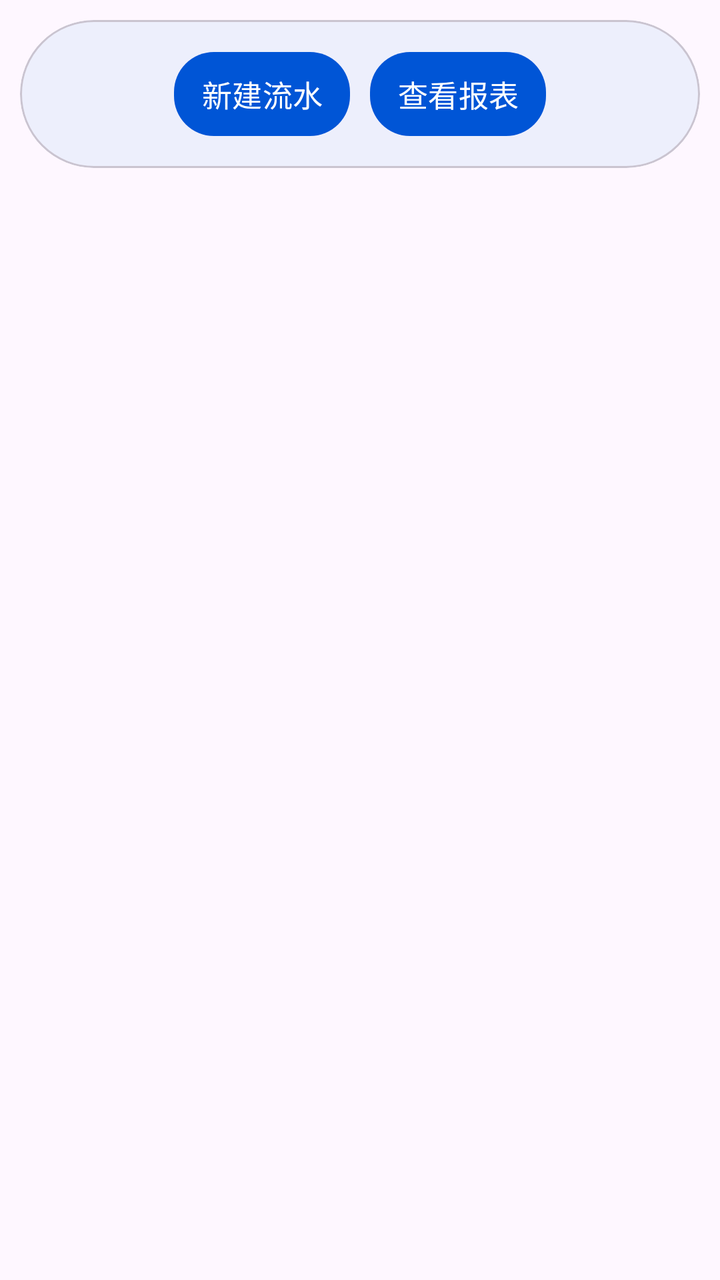
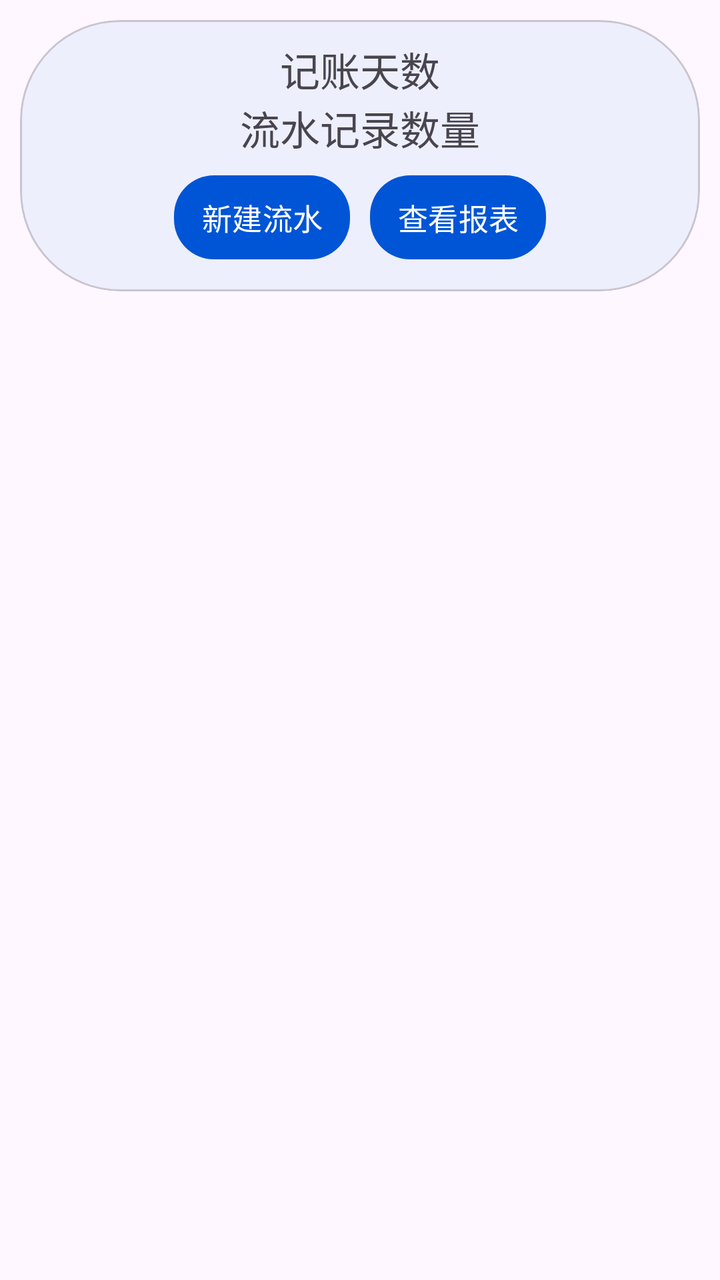

Two renders of the same Android screen: before a commit and after it. Below are the layout's source before the change and the commit's diff.
<!-- AndroidManifest.xml: application theme Theme.ProjectManager -->
<!-- res/layout/fragment_bookkeeping.xml -->
<?xml version="1.0" encoding="utf-8"?>
<LinearLayout xmlns:android="http://schemas.android.com/apk/res/android"
    xmlns:tools="http://schemas.android.com/tools"
    android:id="@+id/bookkeeping_fragment"
    android:layout_width="match_parent"
    android:layout_height="match_parent"
    android:orientation="vertical"
    tools:context=".ui.bookkeeping.BookKeepingFragment">

    
    <com.google.android.material.card.MaterialCardView
        android:id="@+id/btn_card_view"
        style="@style/RoundCardStyle"
        android:layout_width="match_parent"
        android:layout_height="wrap_content">

        <LinearLayout
            android:layout_width="match_parent"
            android:layout_height="wrap_content"
            android:gravity="center"
            android:orientation="horizontal"
            android:padding="7dp">

            <com.google.android.material.button.MaterialButton
                android:id="@+id/new_running_account_btn"
                style="@style/BtnStyle"
                android:layout_width="wrap_content"
                android:layout_height="wrap_content"
                android:text="@string/new_running_account" />

            <com.google.android.material.button.MaterialButton
                android:id="@+id/report_btn"
                style="@style/BtnStyle"
                android:layout_width="wrap_content"
                android:layout_height="wrap_content"
                android:text="@string/check_report" />
        </LinearLayout>
    </com.google.android.material.card.MaterialCardView>

    
    <androidx.recyclerview.widget.RecyclerView
        android:id="@+id/running_account_recycler_view"
        android:layout_width="match_parent"
        android:layout_height="0dp"
        android:layout_marginTop="10dp"
        android:layout_weight="1" />
</LinearLayout>
<!-- resources referenced by this layout -->
<resources>
  <string name="check_report">查看报表</string>
  <string name="new_running_account">新建流水</string>
  <style name="BtnStyle" parent="Widget.Material3.Button">
          <item name="backgroundTint">@color/theme_blue</item>
          <item name="android:textColor">@color/white</item>
          <item name="android:textSize">15sp</item>
          <item name="cornerRadius">20dp</item>
          <item name="android:layout_margin">5dp</item>
          <item name="android:padding">10dp</item>
      </style>
  <style name="RoundCardStyle">
          <item name="cardBackgroundColor">@color/card_background</item>
          <item name="cardCornerRadius">50dp</item>
          <item name="android:layout_margin">10dp</item>
      </style>
  <style name="Theme.ProjectManager" parent="Theme.Material3.DayNight.NoActionBar">
          
          <item name="colorPrimary">@color/theme_blue</item>
          <item name="colorPrimaryVariant">@color/theme_blue_variant</item>
          <item name="colorOnPrimary">@color/white</item>
          
          <item name="colorSecondary">@color/teal_200</item>
          <item name="colorSecondaryVariant">@color/teal_700</item>
          <item name="colorOnSecondary">@color/black</item>
          
          <item name="android:statusBarColor">@color/page_background</item>
          
          <item name="toolbarStyle">@style/ToolBarStyle</item>
          <item name="drawableTint">@color/theme_blue</item>
          <item name="colorControlActivated">@color/theme_blue</item>
          <item name="android:windowLightStatusBar">true</item>
      </style>
  <color name="theme_blue">#0055d6</color>
  <color name="white">#FFFFFFFF</color>
  <color name="card_background">#edeffc</color>
  <color name="theme_blue_variant">#dae1fe</color>
  <color name="teal_200">#FF03DAC5</color>
  <color name="teal_700">#FF018786</color>
  <color name="black">#FF000000</color>
  <color name="page_background">#f9f8fe</color>
  <style name="ToolBarStyle" parent="Widget.Material3.Toolbar">
          <item name="android:background">@color/toolbar_background</item>
          <item name="navigationIconTint">@color/theme_blue</item>
          <item name="contentInsetStart">10dp</item>
          <item name="titleTextAppearance">@style/TitleStyle</item>
      </style>
  <color name="toolbar_background">#ebedfa</color>
  <style name="TitleStyle">
          <item name="android:textSize">23sp</item>
          <item name="android:textColor">@color/black</item>
      </style>
</resources>

<!-- the commit's change to res/layout/fragment_bookkeeping.xml (unified diff, before → after) -->
@@ -17,23 +17,48 @@
         <LinearLayout
             android:layout_width="match_parent"
             android:layout_height="wrap_content"
-            android:gravity="center"
-            android:orientation="horizontal"
-            android:padding="7dp">
+            android:orientation="vertical">
 
-            <com.google.android.material.button.MaterialButton
-                android:id="@+id/new_running_account_btn"
-                style="@style/BtnStyle"
+            <com.google.android.material.textview.MaterialTextView
+                android:id="@+id/bookkeeping_days_text"
+                style="@style/LabelTextViewStyle"
                 android:layout_width="wrap_content"
                 android:layout_height="wrap_content"
-                android:text="@string/new_running_account" />
+                android:layout_gravity="center_horizontal"
+                android:paddingBottom="0sp"
+                android:text="@string/num_of_bookkeeping_days" />
 
-            <com.google.android.material.button.MaterialButton
-                android:id="@+id/report_btn"
-                style="@style/BtnStyle"
+            <com.google.android.material.textview.MaterialTextView
+                android:id="@+id/account_num_text"
+                style="@style/LabelTextViewStyle"
                 android:layout_width="wrap_content"
                 android:layout_height="wrap_content"
-                android:text="@string/check_report" />
+                android:layout_gravity="center_horizontal"
+                android:paddingTop="0sp"
+                android:paddingBottom="0sp"
+                android:text="@string/num_of_running_account" />
+
+            <LinearLayout
+                android:layout_width="match_parent"
+                android:layout_height="wrap_content"
+                android:gravity="center"
+                android:orientation="horizontal"
+                android:paddingBottom="7sp">
+
+                <com.google.android.material.button.MaterialButton
+                    android:id="@+id/new_running_account_btn"
+                    style="@style/BtnStyle"
+                    android:layout_width="wrap_content"
+                    android:layout_height="wrap_content"
+                    android:text="@string/new_running_account" />
+
+                <com.google.android.material.button.MaterialButton
+                    android:id="@+id/report_btn"
+                    style="@style/BtnStyle"
+                    android:layout_width="wrap_content"
+                    android:layout_height="wrap_content"
+                    android:text="@string/check_report" />
+            </LinearLayout>
         </LinearLayout>
     </com.google.android.material.card.MaterialCardView>
 
<!-- resource entries referenced after the edit -->
@@ -2,6 +2,8 @@
 <resources>
   <string name="check_report">查看报表</string>
   <string name="new_running_account">新建流水</string>
+  <string name="num_of_bookkeeping_days">记账天数</string>
+  <string name="num_of_running_account">流水记录数量</string>
   <style name="BtnStyle" parent="Widget.Material3.Button">
           <item name="backgroundTint">@color/theme_blue</item>
           <item name="android:textColor">@color/white</item>
@@ -9,6 +11,13 @@
           <item name="cornerRadius">20dp</item>
           <item name="android:layout_margin">5dp</item>
           <item name="android:padding">10dp</item>
+      </style>
+  <style name="LabelTextViewStyle">
+          <item name="android:paddingStart">10dp</item>
+          <item name="android:paddingEnd">10dp</item>
+          <item name="android:paddingTop">10dp</item>
+          <item name="android:paddingBottom">10dp</item>
+          <item name="android:textSize">20sp</item>
       </style>
   <style name="RoundCardStyle">
           <item name="cardBackgroundColor">@color/card_background</item>
